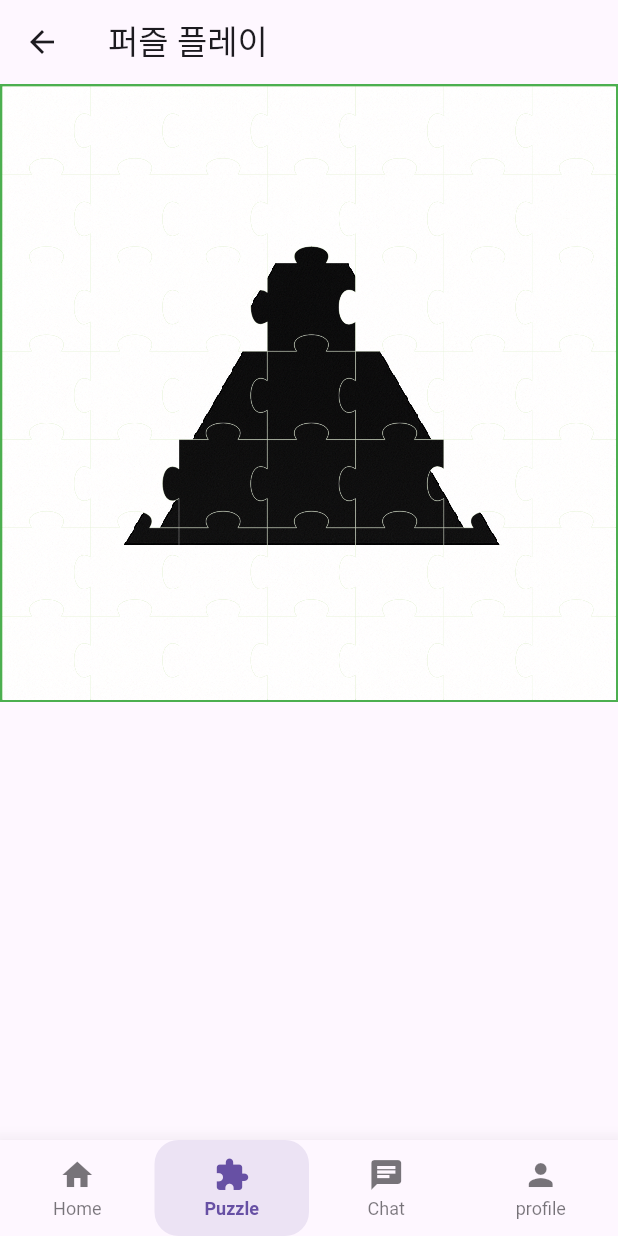
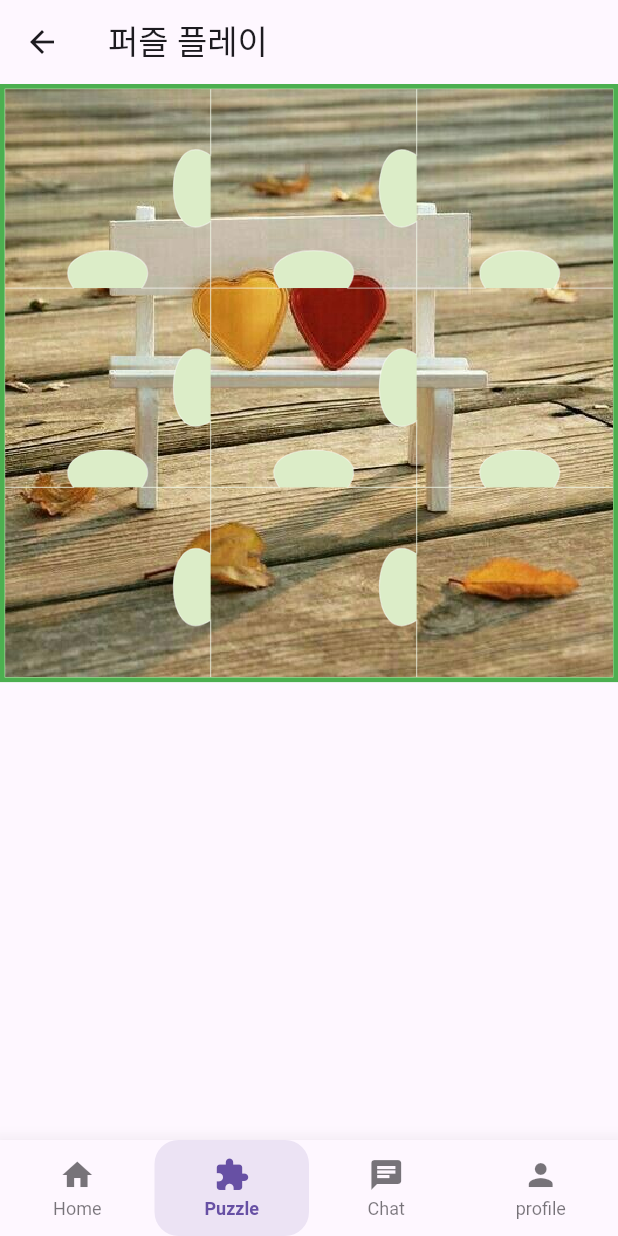
Before and after one commit to artificialSW/app-frontend, a Flutter app: the screen it shows after launch, item 2 of the bottom bar chosen, after a tap on "이번주 퍼즐 풀기", on a phone screen of 412 x 824 dp. Run offline on Flutter 3.47's test engine with Material 3 defaults, Android fonts, the phone set to English and light mode, and no system bars.

Commit message:
fix: 이미지 이상하게 보이는 오류 수정(여전히 볼록부분 안나옴)

```diff
--- a/lib/features/puzzle/puzzle_main.dart
+++ b/lib/features/puzzle/puzzle_main.dart
@@ -17,9 +17,9 @@ class PuzzleRoot extends StatelessWidget {
             ElevatedButton(
               onPressed: () {
                 // 새 게임 이미지와 난이도 설정
-                const Image image = Image(image: AssetImage('assets/images/triangle.png'));
-                const int maxRow = 7;
-                const int maxCol = 7;
+                const Image image = Image(image: AssetImage('assets/images/mert34.jpeg'));
+                const int maxRow = 3;
+                const int maxCol = 3;
 
                 // Navigator.push 대신 pushNamed를 사용하고 인자를 전달합니다.
                 Navigator.of(context).pushNamed(
--- a/lib/features/puzzle/view/puzzle_piece_painter.dart
+++ b/lib/features/puzzle/view/puzzle_piece_painter.dart
@@ -131,6 +131,7 @@ class PuzzleImagePainter extends CustomPainter {
   void paint(Canvas canvas, Size size) {
     final pieceWidth = image.width / maxCol;
     final pieceHeight = image.height / maxRow;
+
     final sourceRect = Rect.fromLTWH(
       col * pieceWidth,
       row * pieceHeight,
@@ -138,27 +139,12 @@ class PuzzleImagePainter extends CustomPainter {
       pieceHeight,
     );
 
-    // 돌출부 크기를 고려하여 destinationRect를 확장하고 위치를 조정합니다.
-    final bumpSize = size.height / 4;
-    final destinationRect = Rect.fromLTWH(
-      -bumpSize, // 왼쪽 돌출부를 위해 왼쪽으로 이동
-      -bumpSize, // 위쪽 돌출부를 위해 위로 이동
-      size.width + bumpSize * 2, // 너비를 돌출부만큼 확장
-      size.height + bumpSize * 2, // 높이를 돌출부만큼 확장
-    );
+    // ✅ 조각 위젯의 실제 크기 전체를 쓰도록 destination 설정
+    final destinationRect = Rect.fromLTWH(0, 0, size.width, size.height);
 
-    // 퍼즐 조각 모양의 패스를 얻습니다.
-    final path = getPiecePath(size, row, col, maxRow, maxCol);
-
-    // 해당 패스로 캔버스를 클리핑합니다. 이제 그리는 내용은 이 영역 안에서만 표시됩니다.
-    canvas.clipPath(path);
-
-    // 클리핑된 영역에 이미지를 그립니다.
     canvas.drawImageRect(image, sourceRect, destinationRect, Paint());
   }
 
   @override
-  bool shouldRepaint(covariant CustomPainter oldDelegate) {
-    return false;
-  }
+  bool shouldRepaint(covariant CustomPainter oldDelegate) => false;
 }
--- a/lib/features/puzzle/view/puzzle_piece_view.dart
+++ b/lib/features/puzzle/view/puzzle_piece_view.dart
@@ -15,11 +15,13 @@ class PuzzlePieceView extends StatelessWidget {
   Widget build(BuildContext context) {
     final viewModel = Provider.of<PuzzleViewModel>(context);
 
+    final bumpSize = piece.pieceHeight / 4;
+
     return Positioned(
       left: piece.currentPosition.dx,
       top: piece.currentPosition.dy,
-      width: piece.pieceWidth, // 모델의 pieceWidth에다가 maxRow를 곱해야함(왠진 모르겠음)
-      height: piece.pieceHeight, // 모델의 pieceHeight 에다가 마찬가지
+      width: piece.pieceWidth,
+      height: piece.pieceHeight,
       child: GestureDetector(
         onPanUpdate: (details) {
           viewModel.onPiecePanUpdate(piece, details);
```
Also changed, not shown: assets/images/4x4_grid_image.png (added), assets/images/4x4_grid_image_numbered.png (added), assets/images/4x4_grid_image_numbered_large.png (added), assets/images/square.jpg (added).
